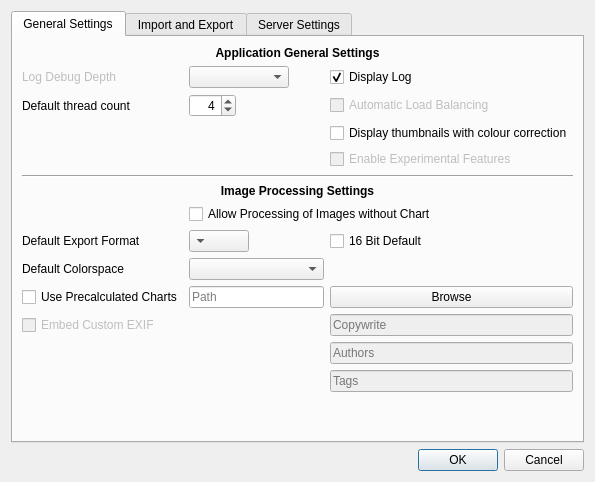
The window that resources/scanSpaceImageProcessor_settings.ui (hglmz/scanSpaceImageProcessor) describes before a commit, drawn with Qt 5.
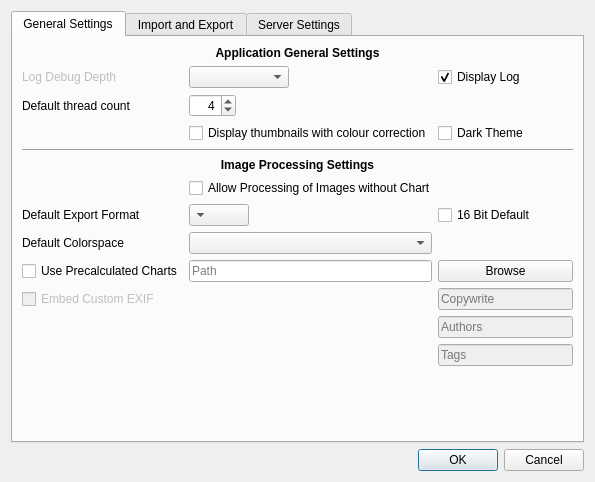
The same window after the commit. The open tabs and pages were chosen to show the change.

Commit message: Added Dark mode Fixed bugs with server naming jobs Fixed UI bugs Added chart rotation detection

Diff of the .ui file:
```diff
--- a/resources/scanSpaceImageProcessor_settings.ui
+++ b/resources/scanSpaceImageProcessor_settings.ui
@@ -247,13 +247,13 @@
          <item row="5" column="2">
           <widget class="QCheckBox" name="enableExperimentalFeaturesCheckbox">
            <property name="enabled">
-            <bool>false</bool>
+            <bool>true</bool>
            </property>
            <property name="toolTip">
             <string>Enables experimental features. WARNING THIS MAY PRODUCE UNWANTED RESULTS</string>
            </property>
            <property name="text">
-            <string>Enable Experimental Features</string>
+            <string>Dark Theme</string>
            </property>
           </widget>
          </item>
@@ -274,19 +274,6 @@
            </property>
           </widget>
          </item>
-         <item row="3" column="2">
-          <widget class="QCheckBox" name="automaticLoadBalancingCheckbox">
-           <property name="enabled">
-            <bool>false</bool>
-           </property>
-           <property name="toolTip">
-            <string>Automatically adjusts the number of images being processed if system usage exceeds usable levels</string>
-           </property>
-           <property name="text">
-            <string>Automatic Load Balancing</string>
-           </property>
-          </widget>
-         </item>
          <item row="21" column="2">
           <widget class="QLineEdit" name="exifAuthorsLineEdit">
            <property name="enabled">
@@ -297,7 +284,7 @@
            </property>
           </widget>
          </item>
-         <item row="4" column="2">
+         <item row="5" column="1">
           <widget class="QCheckBox" name="colorCorrectThumbnailsCheckbox">
            <property name="text">
             <string>Display thumbnails with colour correction</string>
```
Left out of the diff: 4 changed lines with no effect on the pictures. The commit also changes 6 other files.
